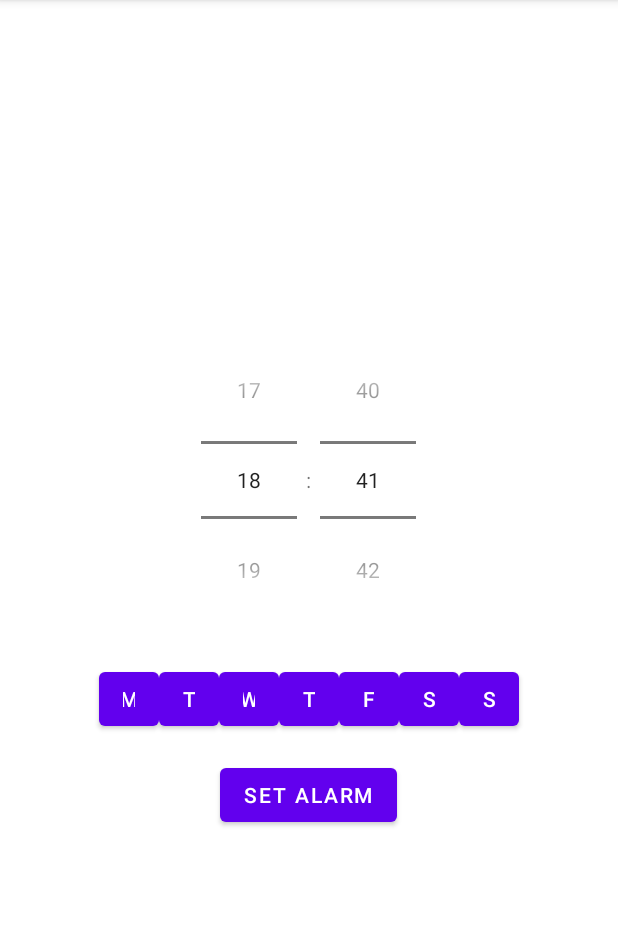
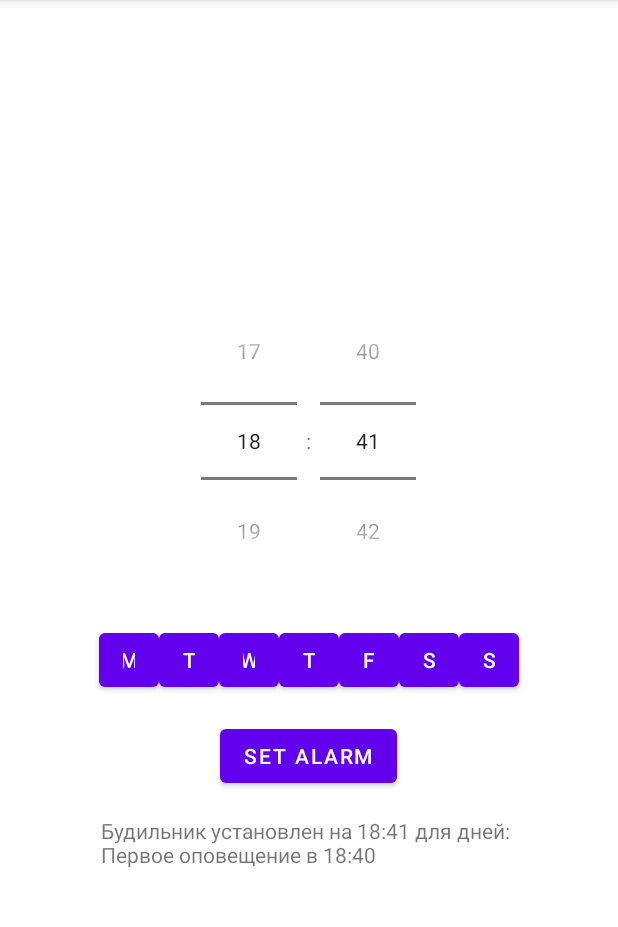
Before and after one commit to AvelAbel/FroggyMorning02, an Android app: the screen it shows after launch (MainActivity), after a tap on "SET ALARM", on a phone screen of 412 x 824 dp, the part 84-1011 px from its top. Run offline under Robolectric (Android 15) with nearby library versions, the light colour scheme and no system bars.

Commit message:
ВСе работает криво-косо

```diff
--- a/app/src/main/java/com/example/froggymorning02/MainActivity.kt
+++ b/app/src/main/java/com/example/froggymorning02/MainActivity.kt
@@ -10,10 +10,10 @@
 import android.os.Build
 import android.os.Bundle
 import android.widget.Button
+import android.widget.TextView
 import android.widget.TimePicker
 import androidx.appcompat.app.AppCompatActivity
 import androidx.core.app.ActivityCompat
-import com.example.froggymorning02.AlarmReceiver
 import java.util.Calendar
 
 class MainActivity : AppCompatActivity() {
@@ -27,6 +27,7 @@
         val timePicker = findViewById<TimePicker>(R.id.timePicker)
         timePicker.setIs24HourView(true)
         val setAlarmButton = findViewById<Button>(R.id.setAlarmButton)
+        val alarmInfoTextView = findViewById<TextView>(R.id.alarmInfoTextView)
 
         // Получение ссылок на кнопки дней недели
         dayButtons.apply {
@@ -51,6 +52,7 @@
             requestExactAlarmPermission()
         }
     }
+
     private val EXACT_ALARM_PERMISSION_REQUEST_CODE = 100
 
     private fun requestExactAlarmPermission() {
@@ -81,8 +83,58 @@
         val alarmManager = getSystemService(Context.ALARM_SERVICE) as AlarmManager
         val alarmIntent = Intent(this, AlarmReceiver::class.java)
 
-        // Остальной код для установки будильника
+        val timePicker = findViewById<TimePicker>(R.id.timePicker)
+        val alarmHour = timePicker.hour
+        val alarmMinute = timePicker.minute
+        val EA = 30
+        val n = 15
 
+        val firstAlertTime = alarmHour * 60 + alarmMinute - (EA / 60.0) / Math.pow(2.0, (n - 1).toDouble())
+        val selectedDayNames = mutableListOf<String>()
+
+        selectedDays.forEachIndexed { index, isSelected ->
+            if (isSelected) {
+                selectedDayNames.add(getDayName(index + 1))
+
+                for (i in 0 until n) {
+                    val earlyAlertTime = alarmHour * 60 + alarmMinute - (EA / 60.0) / Math.pow(2.0, i.toDouble())
+
+                    val calendar = Calendar.getInstance().apply {
+                        set(Calendar.HOUR_OF_DAY, alarmHour)
+                        set(Calendar.MINUTE, alarmMinute)
+                        set(Calendar.SECOND, 0)
+                        set(Calendar.MILLISECOND, 0)
+                        timeInMillis = timeInMillis - earlyAlertTime.toInt() * 60 * 1000
+                        set(Calendar.DAY_OF_WEEK, index + 1)
+                        if (timeInMillis <= System.currentTimeMillis()) {
+                            add(Calendar.DAY_OF_YEAR, 7)
+                        }
+                    }
+
+                    // ... Создание и установка PendingIntent
+                }
+            }
+        }
+
+        val alarmInfo = "Будильник установлен на ${String.format("%02d:%02d", alarmHour, alarmMinute)} " +
+                "для дней: ${selectedDayNames.joinToString(", ")}\nПервое оповещение в ${String.format("%02d:%02d", (firstAlertTime / 60).toInt(), (firstAlertTime % 60).toInt())}"
+
+        findViewById<TextView>(R.id.alarmInfoTextView).text = alarmInfo
+    }
+
+
+
+    private fun getDayName(dayIndex: Int): String {
+        return when (dayIndex) {
+            Calendar.SUNDAY -> "Воскресенье"
+            Calendar.MONDAY -> "Понедельник"
+            Calendar.TUESDAY -> "Вторник"
+            Calendar.WEDNESDAY -> "Среда"
+            Calendar.THURSDAY -> "Четверг"
+            Calendar.FRIDAY -> "Пятница"
+            Calendar.SATURDAY -> "Суббота"
+            else -> ""
+        }
     }
 
     override fun onRequestPermissionsResult(
--- a/app/src/main/res/layout/activity_main.xml
+++ b/app/src/main/res/layout/activity_main.xml
@@ -76,4 +76,14 @@
         android:text="Set Alarm"
         android:layout_gravity="center_horizontal"
         android:layout_marginTop="16dp" />
+
+    <TextView
+        android:id="@+id/alarmInfoTextView"
+        android:layout_width="wrap_content"
+        android:layout_height="wrap_content"
+        android:layout_marginTop="16dp"
+        android:text=""
+        app:layout_constraintStart_toStartOf="parent"
+        app:layout_constraintTop_toBottomOf="@+id/setAlarmButton" />
+
 </LinearLayout>
```
